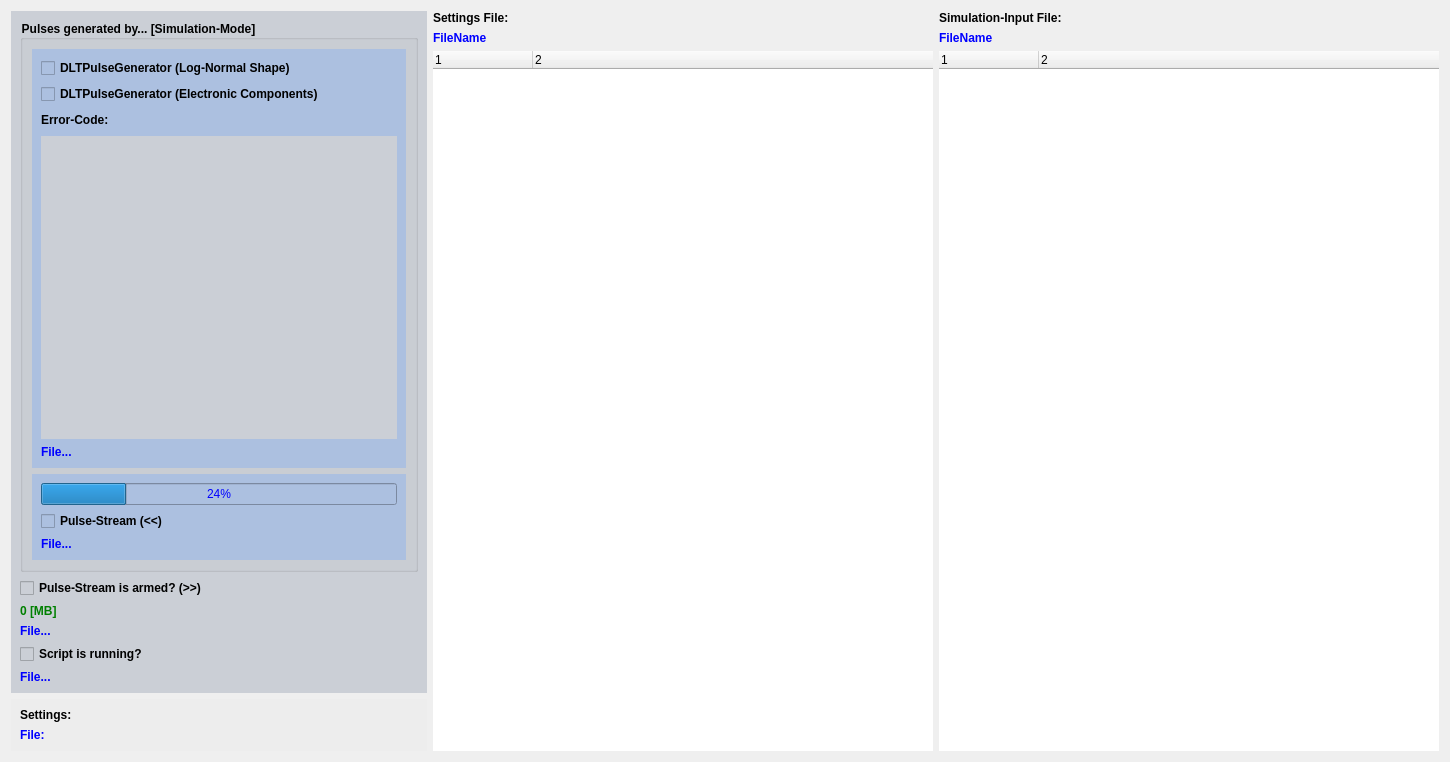
dpscience/DDRS4PALS, file GUI/drs4statelogdlg.ui: the form before one commit.
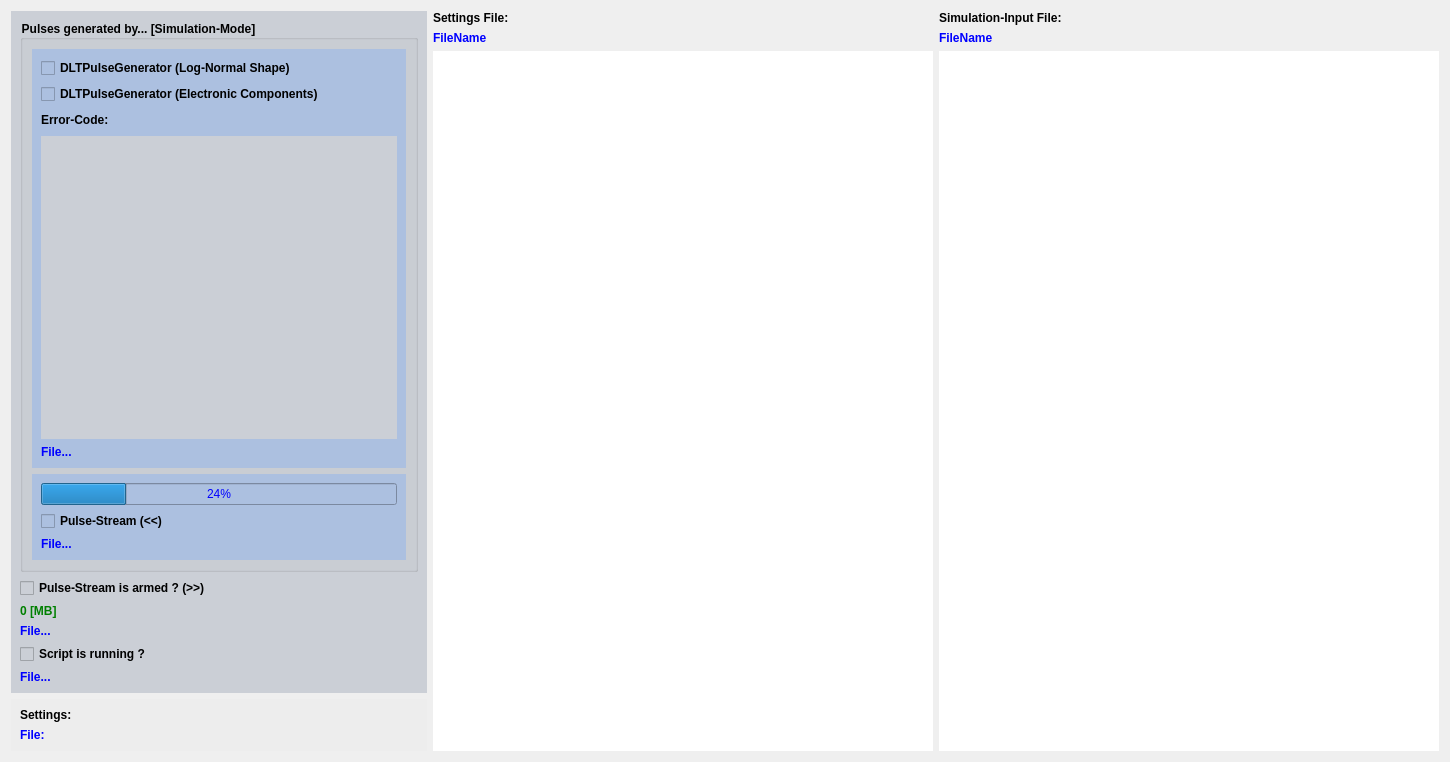
The form after the commit.

```diff
--- a/GUI/drs4statelogdlg.ui
+++ b/GUI/drs4statelogdlg.ui
@@ -7,7 +7,7 @@
     <x>0</x>
     <y>0</y>
     <width>1450</width>
-    <height>748</height>
+    <height>758</height>
    </rect>
   </property>
   <property name="windowTitle">
@@ -226,8 +226,11 @@
             <bold>true</bold>
            </font>
           </property>
+          <property name="styleSheet">
+           <string notr="true">color: black</string>
+          </property>
           <property name="text">
-           <string>Pulse-Stream is armed? (&gt;&gt;)</string>
+           <string>Pulse-Stream is armed ? (&gt;&gt;)</string>
           </property>
           <property name="checkable">
            <bool>true</bool>
@@ -274,8 +277,11 @@
             <bold>true</bold>
            </font>
           </property>
+          <property name="styleSheet">
+           <string notr="true">color: black</string>
+          </property>
           <property name="text">
-           <string>Script is running?</string>
+           <string>Script is running ?</string>
           </property>
           <property name="checkable">
            <bool>true</bool>
@@ -402,13 +408,13 @@
         <bool>true</bool>
        </property>
        <property name="headerHidden">
-        <bool>false</bool>
+        <bool>true</bool>
        </property>
        <property name="columnCount">
         <number>2</number>
        </property>
        <attribute name="headerVisible">
-        <bool>true</bool>
+        <bool>false</bool>
        </attribute>
        <column>
         <property name="text">
@@ -482,13 +488,13 @@
         <bool>true</bool>
        </property>
        <property name="headerHidden">
-        <bool>false</bool>
+        <bool>true</bool>
        </property>
        <property name="columnCount">
         <number>2</number>
        </property>
        <attribute name="headerVisible">
-        <bool>true</bool>
+        <bool>false</bool>
        </attribute>
        <column>
         <property name="text">
```
Left out of the diff: 9 changed lines with no effect on the pictures.
